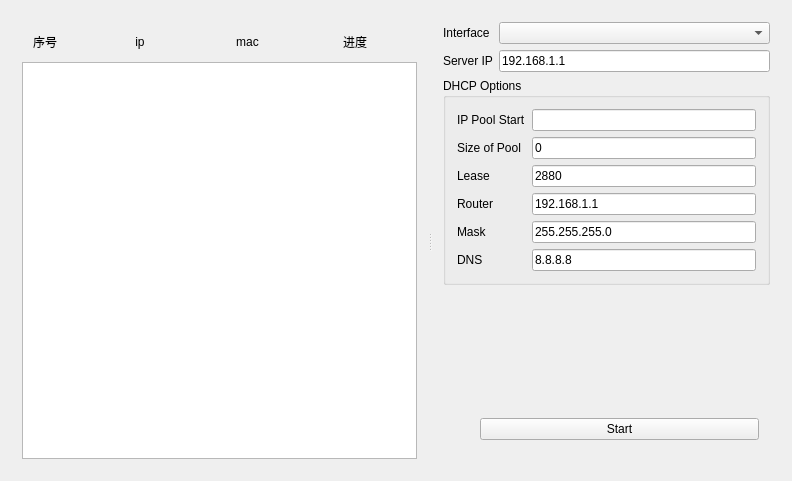
Above: mainwindow.ui from yousirui1/PXE before the change. Below: the same form after it.
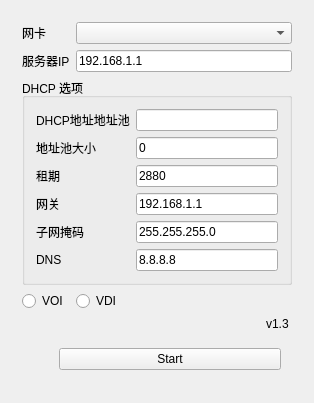
That is the form after the change. Icons and pictures are not drawn.

Diff of the .ui file:
```diff
--- a/mainwindow.ui
+++ b/mainwindow.ui
@@ -6,8 +6,8 @@
    <rect>
     <x>0</x>
     <y>0</y>
-    <width>792</width>
-    <height>481</height>
+    <width>314</width>
+    <height>331</height>
    </rect>
   </property>
   <property name="windowTitle">
@@ -20,66 +20,6 @@
       <property name="orientation">
        <enum>Qt::Horizontal</enum>
       </property>
-      <widget class="QWidget" name="layoutWidget">
-       <layout class="QVBoxLayout" name="layout_left">
-        <property name="spacing">
-         <number>0</number>
-        </property>
-        <item>
-         <widget class="QWidget" name="widget_3" native="true">
-          <layout class="QHBoxLayout" name="horizontalLayout_3">
-           <item>
-            <widget class="QLabel" name="label_8">
-             <property name="maximumSize">
-              <size>
-               <width>50</width>
-               <height>16777215</height>
-              </size>
-             </property>
-             <property name="text">
-              <string>序号</string>
-             </property>
-            </widget>
-           </item>
-           <item>
-            <widget class="QLabel" name="label_9">
-             <property name="text">
-              <string>&lt;html&gt;&lt;head/&gt;&lt;body&gt;&lt;p align=&quot;center&quot;&gt;ip&lt;/p&gt;&lt;/body&gt;&lt;/html&gt;</string>
-             </property>
-            </widget>
-           </item>
-           <item>
-            <widget class="QLabel" name="label_10">
-             <property name="text">
-              <string>&lt;html&gt;&lt;head/&gt;&lt;body&gt;&lt;p align=&quot;center&quot;&gt;mac&lt;/p&gt;&lt;/body&gt;&lt;/html&gt;</string>
-             </property>
-            </widget>
-           </item>
-           <item>
-            <widget class="QLabel" name="label">
-             <property name="text">
-              <string>&lt;html&gt;&lt;head/&gt;&lt;body&gt;&lt;p align=&quot;center&quot;&gt;进度&lt;/p&gt;&lt;/body&gt;&lt;/html&gt;</string>
-             </property>
-            </widget>
-           </item>
-          </layout>
-         </widget>
-        </item>
-        <item>
-         <widget class="QListWidget" name="listWidget">
-          <property name="alternatingRowColors">
-           <bool>true</bool>
-          </property>
-          <property name="selectionMode">
-           <enum>QAbstractItemView::SingleSelection</enum>
-          </property>
-          <property name="selectionBehavior">
-           <enum>QAbstractItemView::SelectRows</enum>
-          </property>
-         </widget>
-        </item>
-       </layout>
-      </widget>
       <widget class="QWidget" name="layoutWidget">
        <layout class="QVBoxLayout" name="layout_right">
         <item>
@@ -87,7 +27,7 @@
           <item row="0" column="0">
            <widget class="QLabel" name="label_interface">
             <property name="text">
-             <string>Interface</string>
+             <string>网卡</string>
             </property>
            </widget>
           </item>
@@ -97,7 +37,7 @@
           <item row="1" column="0">
            <widget class="QLabel" name="label_router">
             <property name="text">
-             <string>Server IP</string>
+             <string>服务器IP</string>
             </property>
            </widget>
           </item>
@@ -111,13 +51,13 @@
           <item row="2" column="0" colspan="2">
            <widget class="QGroupBox" name="groupBox">
             <property name="title">
-             <string>DHCP Options</string>
+             <string>DHCP 选项</string>
             </property>
             <layout class="QFormLayout" name="formLayout_2">
              <item row="0" column="0">
               <widget class="QLabel" name="ip_pool_label">
                <property name="text">
-                <string>IP Pool Start</string>
+                <string>DHCP地址地址池</string>
                </property>
               </widget>
              </item>
@@ -127,7 +67,7 @@
              <item row="1" column="0">
               <widget class="QLabel" name="pool_size_label">
                <property name="text">
-                <string>Size of Pool</string>
+                <string>地址池大小</string>
                </property>
               </widget>
              </item>
@@ -141,7 +81,7 @@
              <item row="2" column="0">
               <widget class="QLabel" name="lease_label">
                <property name="text">
-                <string>Lease</string>
+                <string>租期</string>
                </property>
               </widget>
              </item>
@@ -155,7 +95,7 @@
              <item row="3" column="0">
               <widget class="QLabel" name="router_label">
                <property name="text">
-                <string>Router</string>
+                <string>网关</string>
                </property>
               </widget>
              </item>
@@ -169,7 +109,7 @@
              <item row="4" column="0">
               <widget class="QLabel" name="mask_label">
                <property name="text">
-                <string>Mask</string>
+                <string>子网掩码</string>
                </property>
               </widget>
              </item>
@@ -197,6 +137,33 @@
             </layout>
            </widget>
           </item>
+          <item row="5" column="1">
+           <widget class="QRadioButton" name="vdi_radio">
+            <property name="maximumSize">
+             <size>
+              <width>100</width>
+              <height>16777215</height>
+             </size>
+            </property>
+            <property name="text">
+             <string>VDI</string>
+            </property>
+           </widget>
+          </item>
+          <item row="5" column="0">
+           <widget class="QRadioButton" name="voi_radio">
+            <property name="text">
+             <string>VOI</string>
+            </property>
+           </widget>
+          </item>
+          <item row="6" column="1">
+           <widget class="QLabel" name="version_label">
+            <property name="text">
+             <string>&lt;html&gt;&lt;head/&gt;&lt;body&gt;&lt;p align=&quot;right&quot;&gt;v1.3  &lt;/p&gt;&lt;/body&gt;&lt;/html&gt;</string>
+            </property>
+           </widget>
+          </item>
          </layout>
         </item>
         <item>
```
Left out of the diff: 11 changed lines with no effect on the pictures.
